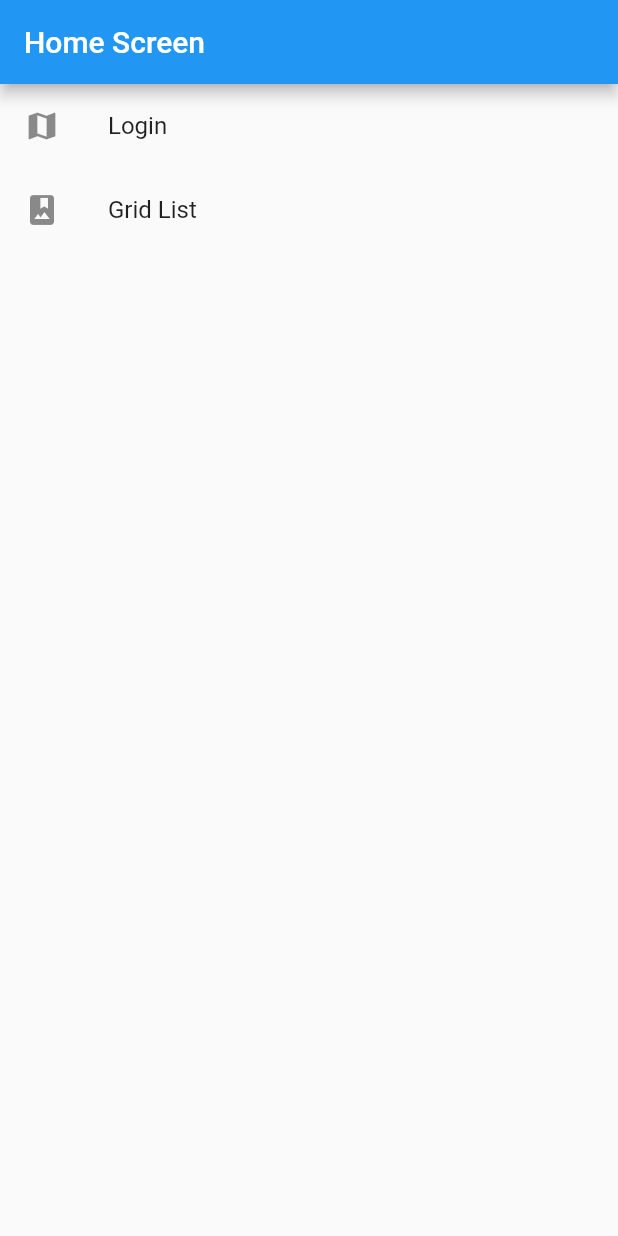
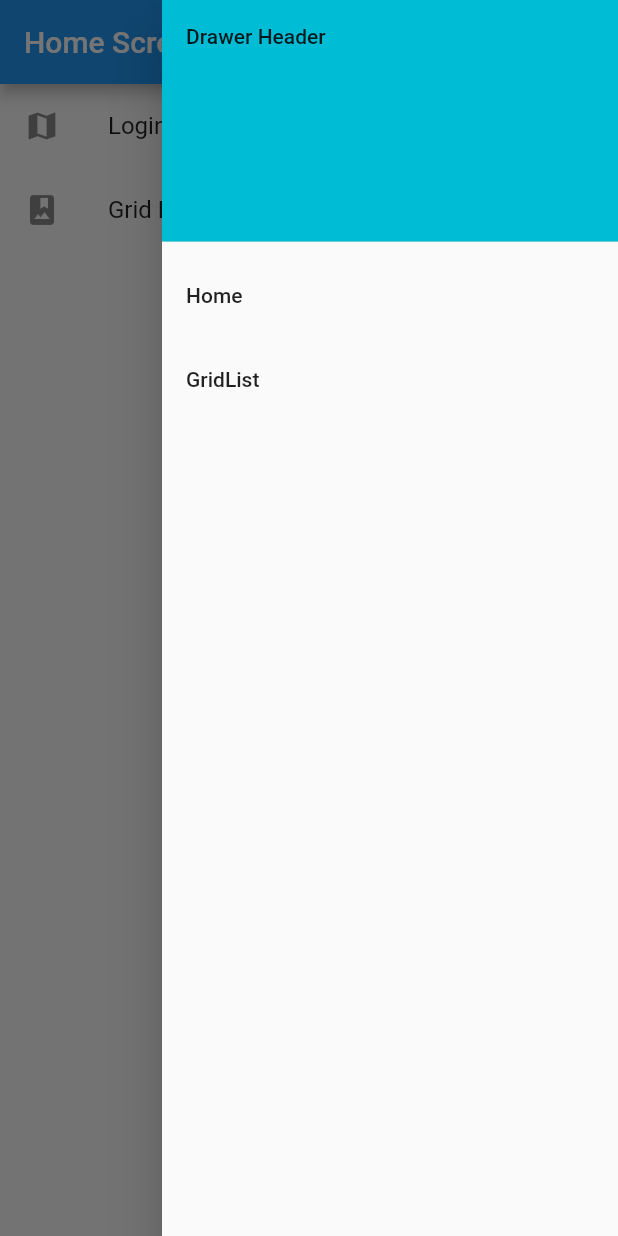
Before and after one commit to tkugimot/cookbooks_tkugimot, a Flutter app: the screen it shows after launch, with the side drawer open (before the commit the screen has no drawer), on a phone screen of 412 x 824 dp. Run offline on Flutter 3.47's test engine with Material 2 defaults, Android fonts, the phone set to English and light mode, and no system bars.

Commit message:
Add drawer and make it to common parts

```diff
--- /dev/null
+++ b/lib/common/OriginalDrawer.dart
@@ -0,0 +1,38 @@
+import 'package:cookbooks_tkugimot/screens/GridListScreen.dart';
+import 'package:cookbooks_tkugimot/screens/HomeScreen.dart';
+import 'package:flutter/material.dart';
+
+class OriginalDrawer extends StatelessWidget {
+  @override
+  Widget build(BuildContext context) {
+    return Drawer(
+        child: ListView(
+          padding: EdgeInsets.zero,
+          children: <Widget>[
+            DrawerHeader(
+              child: Text('Drawer Header'),
+              decoration: BoxDecoration(color: Colors.cyan),
+            ),
+            ListTile(
+              title: Text('Home'),
+              onTap: () {
+                Navigator.push(
+                    context,
+                    MaterialPageRoute(builder: (context) => HomeScreen())
+                );
+              },
+            ),
+            ListTile(
+              title: Text('GridList'),
+              onTap: () {
+                Navigator.push(
+                    context,
+                    MaterialPageRoute(builder: (context) => GridListScreen())
+                );
+              },
+            )
+          ],
+        )
+    );
+  }
+}
--- a/lib/screens/GridListScreen.dart
+++ b/lib/screens/GridListScreen.dart
@@ -1,3 +1,4 @@
+import 'package:cookbooks_tkugimot/common/OriginalDrawer.dart';
 import 'package:flutter/cupertino.dart';
 import 'package:flutter/material.dart';
 
@@ -32,6 +33,7 @@ class GridListScreen extends StatelessWidget {
             );
           }),
         ),
+        endDrawer: OriginalDrawer()
     );
   }
 }
--- a/lib/screens/HomeScreen.dart
+++ b/lib/screens/HomeScreen.dart
@@ -1,4 +1,5 @@
 import 'package:cookbooks_tkugimot/common/OriginalAppBar.dart';
+import 'package:cookbooks_tkugimot/common/OriginalDrawer.dart';
 import 'package:cookbooks_tkugimot/screens/GridListScreen.dart';
 import 'package:cookbooks_tkugimot/screens/LoginScreen.dart';
 import 'package:flutter/cupertino.dart';
@@ -39,6 +40,9 @@ class HomeScreen extends StatelessWidget {
           ),
         ],
       ),
+      // drawer: top-left
+      // endDrawer: top-right
+      endDrawer: OriginalDrawer()
     );
   }
 }
--- a/lib/screens/LoginScreen.dart
+++ b/lib/screens/LoginScreen.dart
@@ -1,3 +1,4 @@
+import 'package:cookbooks_tkugimot/common/OriginalDrawer.dart';
 import 'package:flutter/cupertino.dart';
 import 'package:flutter/material.dart';
 
@@ -53,6 +54,7 @@ class LoginScreen extends StatelessWidget {
           ),
         ),
       ),
+      endDrawer: OriginalDrawer()
     );
   }
 }
```
